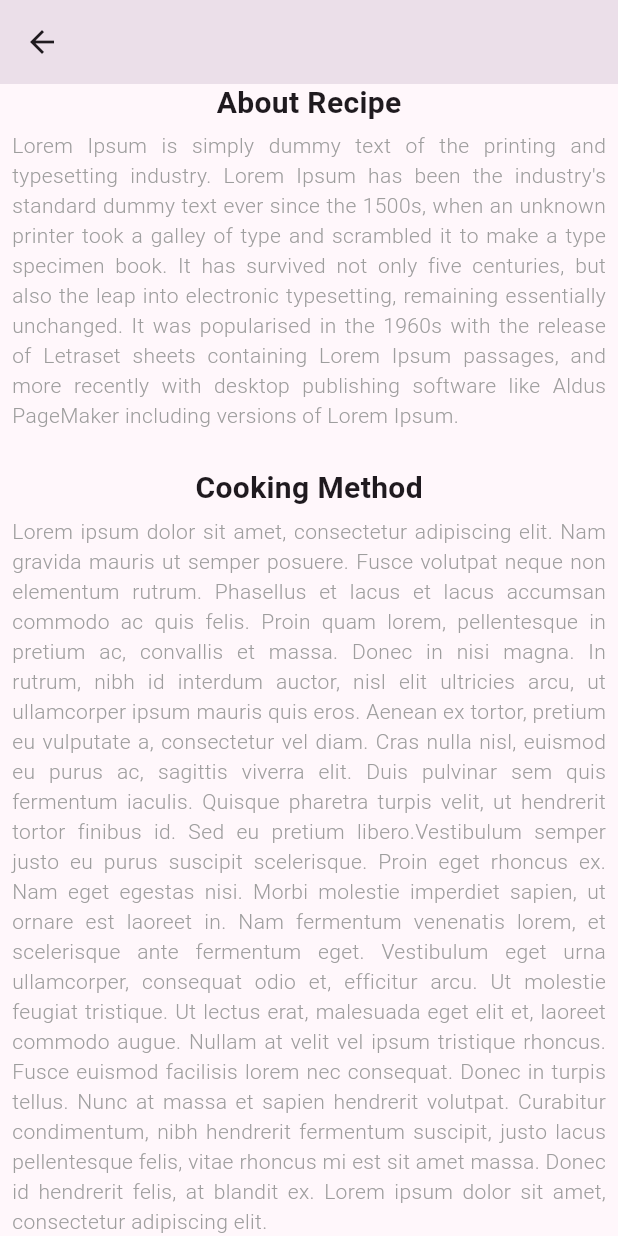
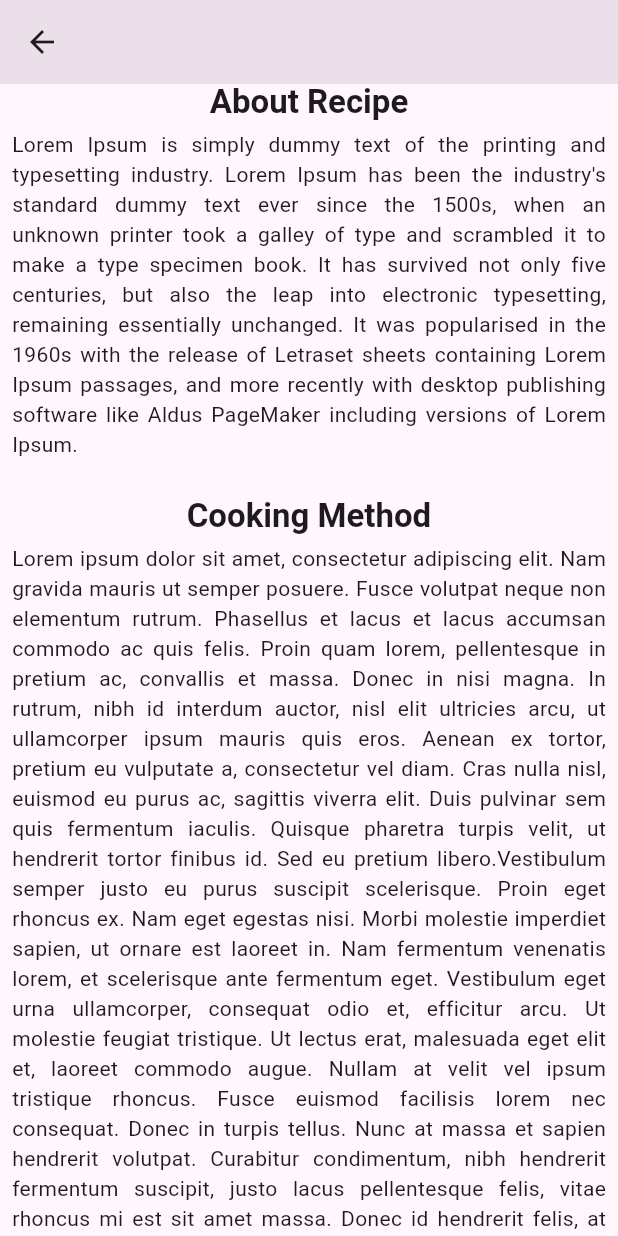
Before and after one commit to RFeiz/recipe-app, a Flutter app: the RecipeDetails screen opened directly with empty values, scrolled down 309 dp, on a phone screen of 412 x 824 dp. Run offline on Flutter 3.47's test engine with Material 2 defaults, Android fonts, the phone set to English and light mode, and no system bars; our stand-ins replace google_fonts; network calls fail.

Commit message:
Text Styles Change For Descripions and desc tiltle only

```diff
--- a/my_recipe/lib/recipe_details/recipe_details.dart
+++ b/my_recipe/lib/recipe_details/recipe_details.dart
@@ -32,19 +32,16 @@ class RecipeDetails extends StatelessWidget {
                     child: Container(
                       decoration: BoxDecoration(
                           borderRadius: BorderRadius.circular(10),
-                                      border:
-                                          Border.all(color: (Colors.grey[200])!)),
-                                  padding:
-                                      const EdgeInsets.symmetric(vertical: 16),
+                          border: Border.all(color: (Colors.grey[200])!)),
+                      padding: const EdgeInsets.symmetric(vertical: 16),
                       child: Column(
                         children: <Widget>[
                           Text(
                             "Calories",
-                                        style: GoogleFonts.roboto(
-                                            color: Colors.grey),
+                            style: GoogleFonts.roboto(color: Colors.grey),
                           ),
                           Text(
-                                        food.calories.toString()+" Kcal",
+                            food.calories.toString() + " Kcal",
                             style: GoogleFonts.roboto(
                                 color: Colors.grey[900],
                                 fontWeight: FontWeight.bold),
@@ -60,16 +57,13 @@ class RecipeDetails extends StatelessWidget {
                     child: Container(
                       decoration: BoxDecoration(
                           borderRadius: BorderRadius.circular(10),
-                                      border:
-                                          Border.all(color: (Colors.grey[200])!)),
-                                  padding:
-                                      const EdgeInsets.symmetric(vertical: 16),
+                          border: Border.all(color: (Colors.grey[200])!)),
+                      padding: const EdgeInsets.symmetric(vertical: 16),
                       child: Column(
                         children: <Widget>[
                           Text(
                             "Ingredients",
-                                        style: GoogleFonts.roboto(
-                                            color: Colors.grey),
+                            style: GoogleFonts.roboto(color: Colors.grey),
                           ),
                           Text(
                             "06",
@@ -88,16 +82,13 @@ class RecipeDetails extends StatelessWidget {
                     child: Container(
                       decoration: BoxDecoration(
                           borderRadius: BorderRadius.circular(10),
-                                      border:
-                                          Border.all(color: (Colors.grey[200])!)),
-                                  padding:
-                                      const EdgeInsets.symmetric(vertical: 16),
+                          border: Border.all(color: (Colors.grey[200])!)),
+                      padding: const EdgeInsets.symmetric(vertical: 16),
                       child: Column(
                         children: <Widget>[
                           Text(
                             "Time",
-                                        style: GoogleFonts.roboto(
-                                            color: Colors.grey),
+                            style: GoogleFonts.roboto(color: Colors.grey),
                           ),
                           Text(
                             food.cookingTime,
@@ -117,47 +108,42 @@ class RecipeDetails extends StatelessWidget {
               height: 24,
             ),
             Container(
-                        margin: EdgeInsets.only( left: 8, right: 8),
-                        child: Column(
-                          children:[
-
+                margin: EdgeInsets.only(left: 8, right: 8),
+                child: Column(children: [
                   Text(
                     "About Recipe",
-                          style: GoogleFonts.roboto(
-                              fontSize: 20, fontWeight: FontWeight.bold),
+                    style: Theme.of(context)
+                        .textTheme
+                        .titleLarge!
+                        .copyWith(fontWeight: FontWeight.bold),
                   ),
-
                   SizedBox(
                     height: 4,
                   ),
-
                   Text(
                     "Lorem Ipsum is simply dummy text of the printing and typesetting industry. Lorem Ipsum has been the industry's standard dummy text ever since the 1500s, when an unknown printer took a galley of type and scrambled it to make a type specimen book. It has survived not only five centuries, but also the leap into electronic typesetting, remaining essentially unchanged. It was popularised in the 1960s with the release of Letraset sheets containing Lorem Ipsum passages, and more recently with desktop publishing software like Aldus PageMaker including versions of Lorem Ipsum.",
-                          style: GoogleFonts.roboto(
-                              fontWeight: FontWeight.w300, color: Colors.grey),textAlign: TextAlign.justify,
+                    style: Theme.of(context).textTheme.bodyMedium!,
+                    textAlign: TextAlign.justify,
                   ),
-
                   SizedBox(
                     height: 24,
                   ),
-
                   Text(
                     "Cooking Method",
-                          style: GoogleFonts.roboto(
-                              fontSize: 20, fontWeight: FontWeight.bold),
+                    style: Theme.of(context)
+                        .textTheme
+                        .titleLarge!
+                        .copyWith(fontWeight: FontWeight.bold),
                   ),
-
                   SizedBox(
                     height: 4,
                   ),
-
                   Text(
                     "Lorem ipsum dolor sit amet, consectetur adipiscing elit. Nam gravida mauris ut semper posuere. Fusce volutpat neque non elementum rutrum. Phasellus et lacus et lacus accumsan commodo ac quis felis. Proin quam lorem, pellentesque in pretium ac, convallis et massa. Donec in nisi magna. In rutrum, nibh id interdum auctor, nisl elit ultricies arcu, ut ullamcorper ipsum mauris quis eros. Aenean ex tortor, pretium eu vulputate a, consectetur vel diam. Cras nulla nisl, euismod eu purus ac, sagittis viverra elit. Duis pulvinar sem quis fermentum iaculis. Quisque pharetra turpis velit, ut hendrerit tortor finibus id. Sed eu pretium libero.Vestibulum semper justo eu purus suscipit scelerisque. Proin eget rhoncus ex. Nam eget egestas nisi. Morbi molestie imperdiet sapien, ut ornare est laoreet in. Nam fermentum venenatis lorem, et scelerisque ante fermentum eget. Vestibulum eget urna ullamcorper, consequat odio et, efficitur arcu. Ut molestie feugiat tristique. Ut lectus erat, malesuada eget elit et, laoreet commodo augue. Nullam at velit vel ipsum tristique rhoncus. Fusce euismod facilisis lorem nec consequat. Donec in turpis tellus. Nunc at massa et sapien hendrerit volutpat. Curabitur condimentum, nibh hendrerit fermentum suscipit, justo lacus pellentesque felis, vitae rhoncus mi est sit amet massa. Donec id hendrerit felis, at blandit ex. Lorem ipsum dolor sit amet, consectetur adipiscing elit.",
-                          style: GoogleFonts.roboto(
-                              fontWeight: FontWeight.w300, color: Colors.grey),textAlign: TextAlign.justify,
+                    style: Theme.of(context).textTheme.bodyMedium!,
+                    textAlign: TextAlign.justify,
                   ),
-                          ])
-                      )
+                ]))
             // SizedBox(height: 16.0),
             // Text(
             //   "Ingredients",
```
Lines whose indentation alone changed are shown as unchanged.
